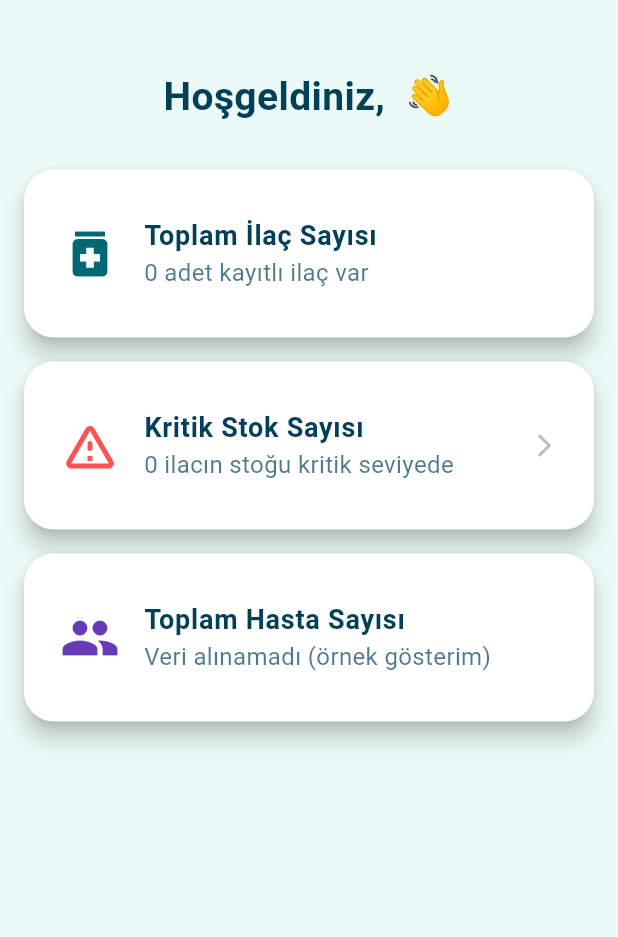
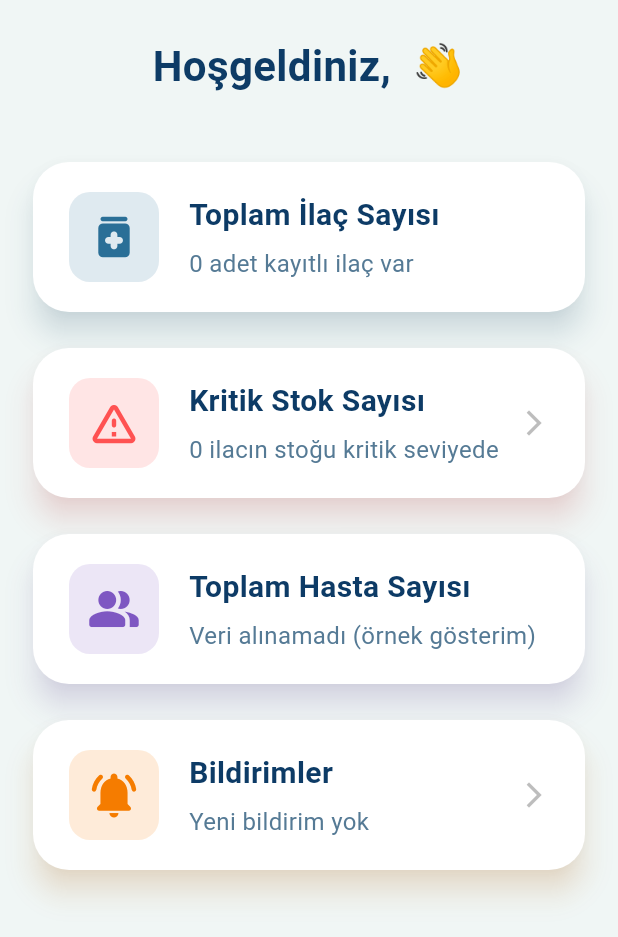
Before and after one commit to Mert30/YZTA-Bootcamp-Group-110, a Flutter app: the DashboardPage screen opened directly, on a phone screen of 412 x 824 dp. Shown: the top 937 px of the screen. Run offline on Flutter 3.47's test engine with Material 3 defaults, Android fonts, the phone set to English and light mode, and no system bars; our stand-ins replace cloud_firestore, convex_bottom_bar, firebase_auth, firebase_core, firebase_storage, flutter_bloc and 3 more; missing offline and left inert: mobile_scanner; accounts and stored records are empty; project files that could hold a hidden picture were left out.

Commit message:
"Eczacı sayfalarını tekrardan gözden geçirildi ve tasarımsal değişiklikler yapıldı"

```diff
--- a/smart_med_asistant/lib/ui/views/dashboard_page.dart
+++ b/smart_med_asistant/lib/ui/views/dashboard_page.dart
@@ -12,9 +12,24 @@ class DashboardPage extends StatefulWidget {
 }
 
 class _DashboardPageState extends State<DashboardPage> {
-  final Color darkBlue = const Color(0xFF024059);
-  final Color lightGreen = const Color(0xFF04BF8A);
-  final Color mediumBlue = const Color(0xFF026873);
+  // Renk paleti
+  final Color darkBlue = const Color(0xFF0D3B66);
+  final Color mediumBlue = const Color(0xFF2A6F97);
+  final Color lightBlue = const Color(0xFFB1D4E0);
+  final Color softGreen = const Color(0xFF9BC1BC);
+  final Color redAccent = Colors.redAccent.shade200;
+
+  // Text Style
+  final TextStyle titleStyle = const TextStyle(
+    fontSize: 20,
+    fontWeight: FontWeight.w700,
+    color: Color(0xFF0D3B66),
+  );
+
+  final TextStyle subtitleStyle = const TextStyle(
+    fontSize: 16,
+    color: Color(0xFF557A95),
+  );
 
   Future<String> getPharmacistName() async {
     try {
@@ -71,38 +86,46 @@ class _DashboardPageState extends State<DashboardPage> {
     VoidCallback? onTap,
   }) {
     return Card(
-      shape: RoundedRectangleBorder(borderRadius: BorderRadius.circular(20)),
+      shape: RoundedRectangleBorder(borderRadius: BorderRadius.circular(24)),
       color: Colors.white,
-      elevation: 6,
-      margin: const EdgeInsets.only(bottom: 16),
+      elevation: 8,
+      margin: const EdgeInsets.symmetric(vertical: 12, horizontal: 6),
+      shadowColor: iconColor.withOpacity(0.3),
       child: InkWell(
-        borderRadius: BorderRadius.circular(20),
+        borderRadius: BorderRadius.circular(24),
         onTap: onTap,
-        child: ListTile(
-          contentPadding: const EdgeInsets.symmetric(
-            horizontal: 24,
-            vertical: 20,
+        splashColor: iconColor.withOpacity(0.2),
+        child: Padding(
+          padding: const EdgeInsets.symmetric(horizontal: 24, vertical: 20),
+          child: Row(
+            children: [
+              Container(
+                decoration: BoxDecoration(
+                  color: iconColor.withOpacity(0.15),
+                  borderRadius: BorderRadius.circular(14),
                 ),
-          leading: Icon(icon, color: iconColor, size: 40),
-          title: Text(
-            title,
-            style: TextStyle(
-              fontWeight: FontWeight.bold,
-              color: darkBlue,
-              fontSize: 18,
+                padding: const EdgeInsets.all(12),
+                child: Icon(icon, color: iconColor, size: 36),
+              ),
+              const SizedBox(width: 20),
+              Expanded(
+                child: Column(
+                  crossAxisAlignment: CrossAxisAlignment.start,
+                  children: [
+                    Text(title, style: titleStyle),
+                    const SizedBox(height: 6),
+                    Text(subtitle, style: subtitleStyle),
+                  ],
                 ),
               ),
-          subtitle: Text(
-            subtitle,
-            style: TextStyle(color: darkBlue.withOpacity(0.7), fontSize: 16),
+              if (onTap != null)
+                Icon(
+                  Icons.arrow_forward_ios,
+                  size: 20,
+                  color: Colors.grey.shade400,
                 ),
-          trailing: onTap != null
-              ? Icon(
-                  Icons.arrow_forward_ios,
-                  size: 18,
-                  color: Colors.grey.shade400,
-                )
-              : null,
+            ],
+          ),
         ),
       ),
     );
@@ -111,14 +134,12 @@ class _DashboardPageState extends State<DashboardPage> {
   @override
   Widget build(BuildContext context) {
     return Scaffold(
-      backgroundColor: lightGreen.withOpacity(0.08),
+      backgroundColor: softGreen.withOpacity(0.15),
       body: Padding(
-        padding: const EdgeInsets.all(16.0),
+        padding: const EdgeInsets.symmetric(horizontal: 16, vertical: 24),
         child: ListView(
           children: [
-            const SizedBox(height: 30),
-
-            // Hoşgeldiniz + Gerçek Eczacı İsmi
+            // Başlık
             FutureBuilder<String>(
               future: getPharmacistName(),
               builder: (context, snapshot) {
@@ -135,21 +156,24 @@ class _DashboardPageState extends State<DashboardPage> {
                 }
                 final name = snapshot.data ?? "Eczacım";
                 return Padding(
-                  padding: const EdgeInsets.only(bottom: 30),
-                  child: Text(
-                    textAlign: TextAlign.center,
+                  padding: const EdgeInsets.only(bottom: 32),
+                  child: Row(
+                    mainAxisAlignment: MainAxisAlignment.center,
+                    children: [
+                      Text(
                         'Hoşgeldiniz, $name 👋',
                         style: TextStyle(
-                      fontSize: 26,
+                          fontSize: 28,
                           fontWeight: FontWeight.bold,
                           color: darkBlue,
                         ),
+                      ),
+                    ],
                   ),
                 );
               },
             ),
 
-            // Toplam İlaç Sayısı
             FutureBuilder<int>(
               future: getTotalMedicineCount(),
               builder: (context, snapshot) {
@@ -161,7 +185,7 @@ class _DashboardPageState extends State<DashboardPage> {
                 }
                 final count = snapshot.data ?? 0;
                 return buildCard(
-                  icon: Icons.medication,
+                  icon: Icons.medication_rounded,
                   title: 'Toplam İlaç Sayısı',
                   subtitle: '$count adet kayıtlı ilaç var',
                   iconColor: mediumBlue,
@@ -169,7 +193,6 @@ class _DashboardPageState extends State<DashboardPage> {
               },
             ),
 
-            // Kritik Stok Sayısı (Tıklanabilir)
             FutureBuilder<int>(
               future: getCriticalStockCount(),
               builder: (context, snapshot) {
@@ -184,7 +207,7 @@ class _DashboardPageState extends State<DashboardPage> {
                   icon: Icons.warning_amber_rounded,
                   title: 'Kritik Stok Sayısı',
                   subtitle: '$count ilacın stoğu kritik seviyede',
-                  iconColor: Colors.redAccent,
+                  iconColor: redAccent,
                   onTap: () {
                     Navigator.push(
                       context,
@@ -197,12 +220,27 @@ class _DashboardPageState extends State<DashboardPage> {
               },
             ),
 
-            // Placeholder Kart: Hasta Sayısı
             buildCard(
-              icon: Icons.people,
+              icon: Icons.people_alt_rounded,
               title: 'Toplam Hasta Sayısı',
               subtitle: 'Veri alınamadı (örnek gösterim)',
-              iconColor: Colors.deepPurple,
+              iconColor: Colors.deepPurple.shade400,
+            ),
+
+            // Yeni Bildirimler kartı
+            buildCard(
+              icon: Icons.notifications_active_rounded,
+              title: 'Bildirimler',
+              subtitle: 'Yeni bildirim yok',
+              iconColor: Colors.orange.shade700,
+              onTap: () {
+                // İstersen buraya bildirimler sayfası açılabilir
+                ScaffoldMessenger.of(context).showSnackBar(
+                  const SnackBar(
+                    content: Text('Bildirimler sayfası açılacak.'),
+                  ),
+                );
+              },
             ),
           ],
         ),
--- a/smart_med_asistant/lib/ui/views/settings_page.dart
+++ b/smart_med_asistant/lib/ui/views/settings_page.dart
@@ -14,17 +14,17 @@ class SettingsPage extends StatelessWidget {
   @override
   Widget build(BuildContext context) {
     // Açık tema için renkler
-    final bgColor = Colors.grey[200]; // Açık gri zemin
     final cardColor = Colors.white;
     final primaryGreen = const Color(0xFF04BF8A);
     final darkText = Colors.grey[900];
     final mediumText = Colors.grey[700];
     final iconColor = const Color(0xFF04BF8A);
+    final Color lightGreen = const Color(0xFF04BF8A);
 
     return Scaffold(
-      backgroundColor: bgColor,
+      backgroundColor: lightGreen.withOpacity(0.08),
       appBar: AppBar(
-        backgroundColor: Colors.grey[200],
+        backgroundColor: lightGreen.withOpacity(0.08),
         elevation: 0,
         automaticallyImplyLeading: false,
         title: Text(
```
Also changed, not shown: smart_med_asistant/lib/ui/views/about_page.dart (+17 -7 lines), smart_med_asistant/lib/ui/views/add_medicine_page.dart (+14 -13 lines), smart_med_asistant/lib/ui/views/privacy_settings_page.dart (+50 -31 lines), smart_med_asistant/lib/ui/views/stock_page.dart (+34 -15 lines). Lines whose indentation alone changed are shown as unchanged.
